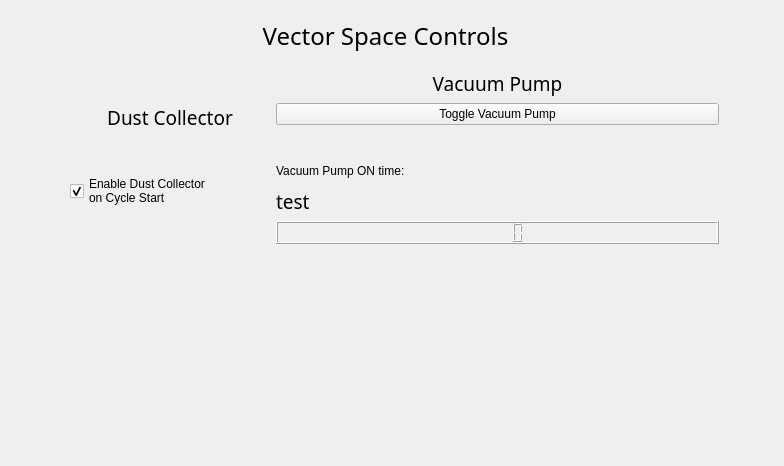
VectorSpaceHQ/cnc_configs, file linuxcnc/configs/axyz_qtdragon/vs_custom.ui: the form before one commit.
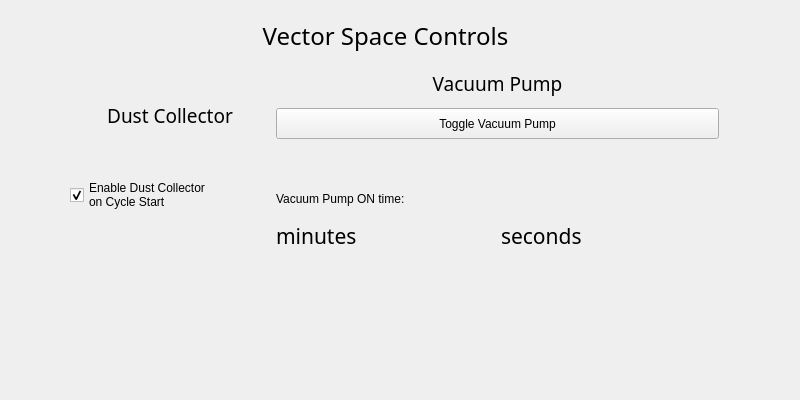
The form after the commit. Custom widgets are drawn as their Qt base class.

Commit message: vacuum timer shows min and sec

The edit to the form file:
```diff
--- a/linuxcnc/configs/axyz_qtdragon/vs_custom.ui
+++ b/linuxcnc/configs/axyz_qtdragon/vs_custom.ui
@@ -6,8 +6,8 @@
    <rect>
     <x>0</x>
     <y>0</y>
-    <width>784</width>
-    <height>466</height>
+    <width>800</width>
+    <height>400</height>
    </rect>
   </property>
   <property name="windowTitle">
@@ -19,7 +19,7 @@
      <x>70</x>
      <y>70</y>
      <width>649</width>
-     <height>174</height>
+     <height>182</height>
     </rect>
    </property>
    <layout class="QHBoxLayout" name="horizontalLayout">
@@ -52,7 +52,7 @@
         <property name="maximumSize">
          <size>
           <width>200</width>
-          <height>16777215</height>
+          <height>50</height>
          </size>
         </property>
         <property name="text">
@@ -73,6 +73,12 @@
      <layout class="QVBoxLayout" name="verticalLayout">
       <item>
        <widget class="QLabel" name="label_4">
+        <property name="maximumSize">
+         <size>
+          <width>16777215</width>
+          <height>50</height>
+         </size>
+        </property>
         <property name="font">
          <font>
           <family>Noto Sans</family>
@@ -89,6 +95,12 @@
       </item>
       <item>
        <widget class="PushButton" name="startVacuum">
+        <property name="maximumSize">
+         <size>
+          <width>16777215</width>
+          <height>50</height>
+         </size>
+        </property>
         <property name="text">
          <string>Toggle Vacuum Pump</string>
         </property>
@@ -124,24 +136,75 @@
       </item>
       <item>
        <widget class="QLabel" name="label">
+        <property name="maximumSize">
+         <size>
+          <width>16777215</width>
+          <height>50</height>
+         </size>
+        </property>
         <property name="text">
          <string>Vacuum Pump ON time:</string>
         </property>
        </widget>
       </item>
       <item>
+       <layout class="QHBoxLayout" name="horizontalLayout_2">
+        <item>
+         <widget class="HALLabel" name="hallabeld_2">
+          <property name="maximumSize">
+           <size>
+            <width>16777215</width>
+            <height>50</height>
+           </size>
+          </property>
+          <property name="font">
+           <font>
+            <family>Noto Sans</family>
+            <pointsize>16</pointsize>
+            <weight>50</weight>
+            <italic>false</italic>
+            <bold>false</bold>
+           </font>
+          </property>
+          <property name="text">
+           <string>minutes</string>
+          </property>
+          <property name="textFormat">
+           <enum>Qt::RichText</enum>
+          </property>
+          <property name="pin_name" stdset="0">
+           <string>vacuum-timer-minutes</string>
+          </property>
+          <property name="s32_pin_type" stdset="0">
+           <bool>true</bool>
+          </property>
+          <property name="float_pin_type" stdset="0">
+           <bool>false</bool>
+          </property>
+          <property name="textTemplate" stdset="0">
+           <string>Time On: %.0f min</string>
+          </property>
+         </widget>
+        </item>
+        <item>
        <widget class="HALLabel" name="hallabeld">
+          <property name="maximumSize">
+           <size>
+            <width>16777215</width>
+            <height>50</height>
+           </size>
+          </property>
         <property name="font">
          <font>
           <family>Noto Sans</family>
-          <pointsize>14</pointsize>
+            <pointsize>16</pointsize>
           <weight>50</weight>
           <italic>false</italic>
           <bold>false</bold>
          </font>
         </property>
         <property name="text">
-         <string>test</string>
+           <string>seconds</string>
         </property>
         <property name="textFormat">
          <enum>Qt::RichText</enum>
@@ -160,8 +223,7 @@
         </property>
        </widget>
       </item>
-      <item>
-       <widget class="QLCDNumber" name="lcdNumber"/>
+       </layout>
       </item>
      </layout>
     </item>
```
Left out of the diff: 4 changed lines with no effect on the pictures. Lines whose indentation alone changed are shown as unchanged. The commit also changes 1 other file.
